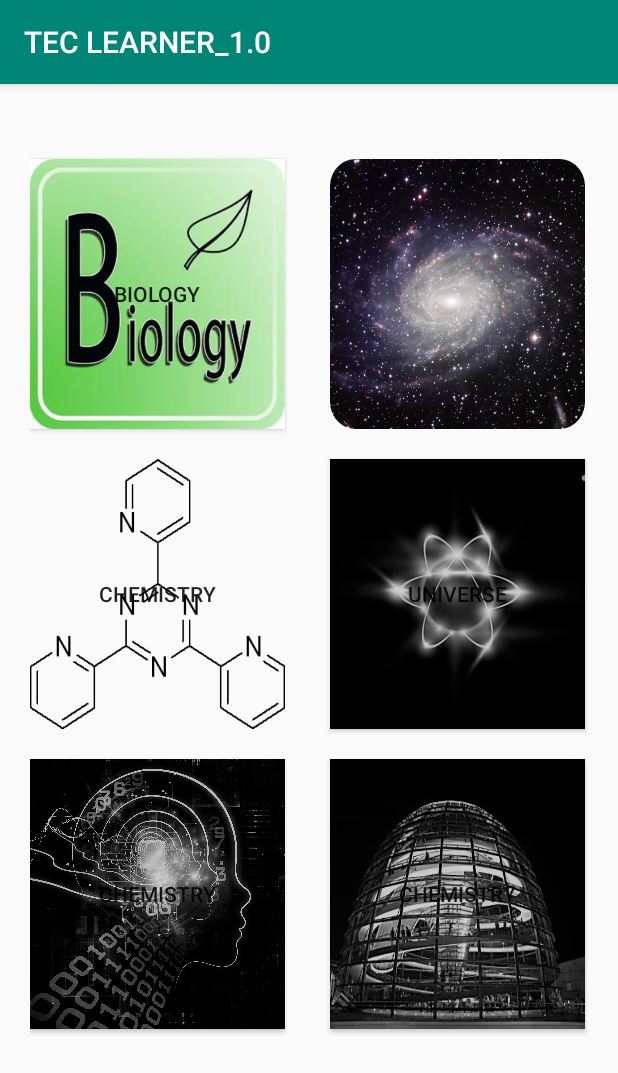
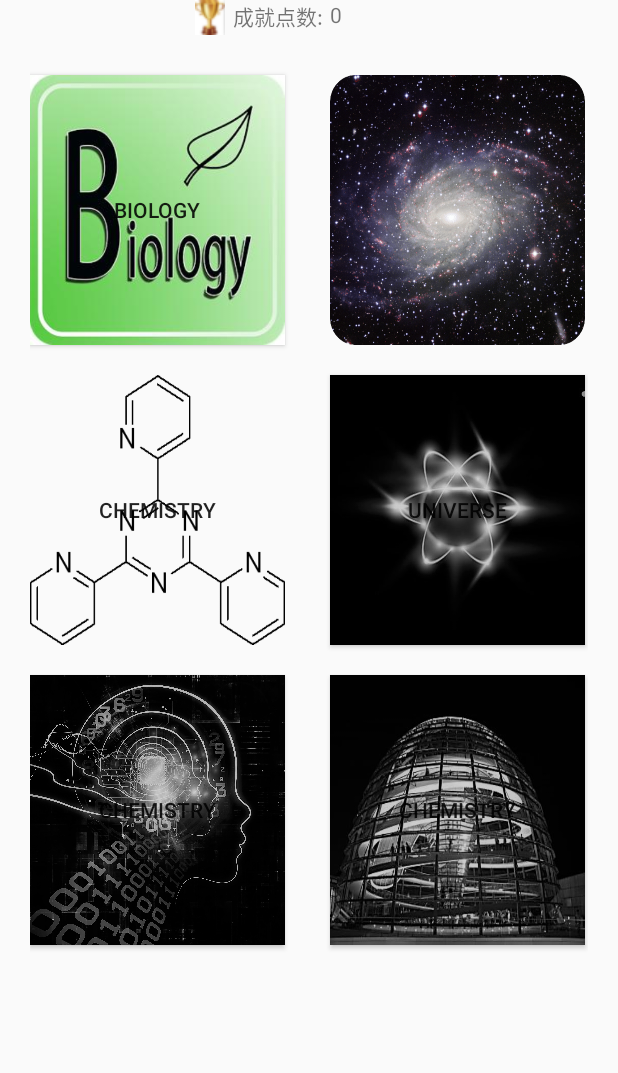
Before and after one commit to Gratel-kui/TECLEARNER_10, an Android app: the screen it shows after launch (konwledge_to_choose), after a tap on "START", on a phone screen of 412 x 824 dp. Shown: the top 1073 px of the screen. Run offline under Robolectric (Android 15) with nearby library versions, the phone set to English and light mode, and no system bars.

Commit message:
hhh
Signed-off-by: Grate <531129143@qq.com>

```diff
--- a/app/src/main/java/com/example/teclearner_10/MainActivity.java
+++ b/app/src/main/java/com/example/teclearner_10/MainActivity.java
@@ -1,17 +1,23 @@
 package com.example.teclearner_10;
 
 import android.content.Intent;
+import android.support.v7.app.ActionBar;
 import android.support.v7.app.AppCompatActivity;
 import android.os.Bundle;
 import android.view.View;
 
 public class MainActivity extends AppCompatActivity implements View.OnClickListener {
-    public int achievement = 0;
+    public static int achievement = 0;
     public String testContent = new String();
     @Override
     protected void onCreate(Bundle savedInstanceState) {
         super.onCreate(savedInstanceState);
         setContentView(R.layout.activity_main);
+
+        ActionBar actionbar = getSupportActionBar();
+        if(actionbar != null){
+            actionbar.hide();
+        }
         //初始化方法
         initUI();
     }
--- a/app/src/main/java/com/example/teclearner_10/astronomyActivity.java
+++ b/app/src/main/java/com/example/teclearner_10/astronomyActivity.java
@@ -2,6 +2,7 @@ package com.example.teclearner_10;
 
 import android.os.Bundle;
 import android.support.annotation.Nullable;
+import android.support.v7.app.ActionBar;
 import android.support.v7.app.AppCompatActivity;
 
 public class astronomyActivity extends AppCompatActivity {
@@ -9,5 +10,9 @@ public class astronomyActivity extends AppCompatActivity {
     protected void onCreate(Bundle savedInstanceState) {
         super.onCreate(savedInstanceState);
             setContentView(R.layout.activity_astronomy);
+        ActionBar actionbar = getSupportActionBar();
+        if(actionbar != null){
+            actionbar.hide();
+        }
     }
 }
--- a/app/src/main/java/com/example/teclearner_10/biologyActivity.java
+++ b/app/src/main/java/com/example/teclearner_10/biologyActivity.java
@@ -3,6 +3,7 @@ package com.example.teclearner_10;
 import android.content.Intent;
 import android.os.Bundle;
 import android.support.annotation.Nullable;
+import android.support.v7.app.ActionBar;
 import android.support.v7.app.AppCompatActivity;
 import android.view.View;
 
@@ -11,7 +12,10 @@ public class biologyActivity extends AppCompatActivity implements View.OnClickLi
     protected void onCreate(@Nullable Bundle savedInstanceState) {
         super.onCreate(savedInstanceState);
         setContentView(R.layout.activity_biologyac);
-
+        ActionBar actionbar = getSupportActionBar();
+        if(actionbar != null){
+            actionbar.hide();
+        }
         init();
     }
 
--- a/app/src/main/java/com/example/teclearner_10/konwledge_to_choose.java
+++ b/app/src/main/java/com/example/teclearner_10/konwledge_to_choose.java
@@ -3,20 +3,35 @@ package com.example.teclearner_10;
 import android.content.Intent;
 import android.os.Bundle;
 import android.support.annotation.Nullable;
+import android.support.v7.app.ActionBar;
 import android.support.v7.app.AppCompatActivity;
 import android.view.View;
+import android.widget.TextView;
 
 public class konwledge_to_choose extends AppCompatActivity implements View.OnClickListener {
+
+    private TextView achi;
+
     @Override
     protected void onCreate(@Nullable Bundle savedInstanceState) {
         super.onCreate(savedInstanceState);
         setContentView(R.layout.activity_knowledge_to_choose);
+        ActionBar actionbar = getSupportActionBar();
+        if(actionbar != null){
+            actionbar.hide();
+        }
 
         // 进入biology讲解知识界面
         init();
+
+
     }
 
     private void init() {
+        String score = String.valueOf(MainActivity.achievement);
+        achi = findViewById(R.id.achieve);
+        achi.setText(score);
+
         findViewById(R.id.btn_biology).setOnClickListener(this);
         findViewById(R.id.btn_astronomy1).setOnClickListener(this);
     }
@@ -34,7 +49,7 @@ public class konwledge_to_choose extends AppCompatActivity implements View.OnCli
             case R.id.btn_astronomy1:
                 //跳转astronaut界面
                 Intent intent2 =new Intent();
-//                intent2.setClass(getApplicationContext(), astronomyActivity.class);
+                intent2.setClass(getApplicationContext(), astronomyActivity.class);
                 this.startActivity(intent2);
         }
     }
--- a/app/src/main/res/layout/activity_knowledge_to_choose.xml
+++ b/app/src/main/res/layout/activity_knowledge_to_choose.xml
@@ -12,7 +12,21 @@
         android:layout_width="match_parent"
         android:layout_height="wrap_content">
 
-
+        <ImageView
+            android:layout_marginLeft="110dp"
+            android:background="@drawable/acieve2"
+            android:layout_width="wrap_content"
+            android:layout_height="wrap_content" />
+        <TextView
+            android:layout_marginLeft="135dp"
+            android:text="成就点数:"
+            android:layout_width="wrap_content"
+            android:layout_height="wrap_content" />
+        <TextView
+            android:layout_marginLeft="200dp"
+            android:id="@+id/achieve"
+            android:layout_width="wrap_content"
+            android:layout_height="wrap_content" />
         <Button
             android:id="@+id/btn_astronomy1"
             android:layout_width="170dp"
```
Also changed, not shown: app/src/main/java/com/example/teclearner_10/digestActivity.java (+7 -2 lines), app/src/main/java/com/example/teclearner_10/testActivity.java (+48 -10 lines), app/src/main/res/drawable/acieve1.png (added), app/src/main/res/drawable/acieve2.png (added).
